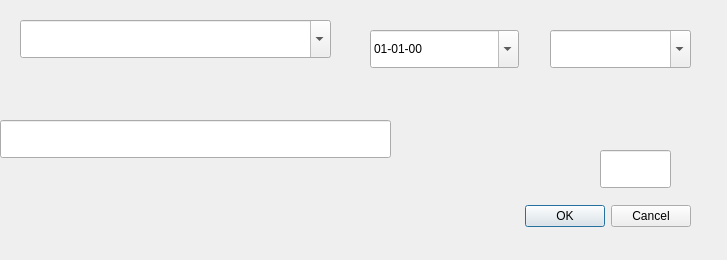
First picture: the form in historialPrecios.ui, repository waltermas-gitter/infomesas-gui, before the edit.
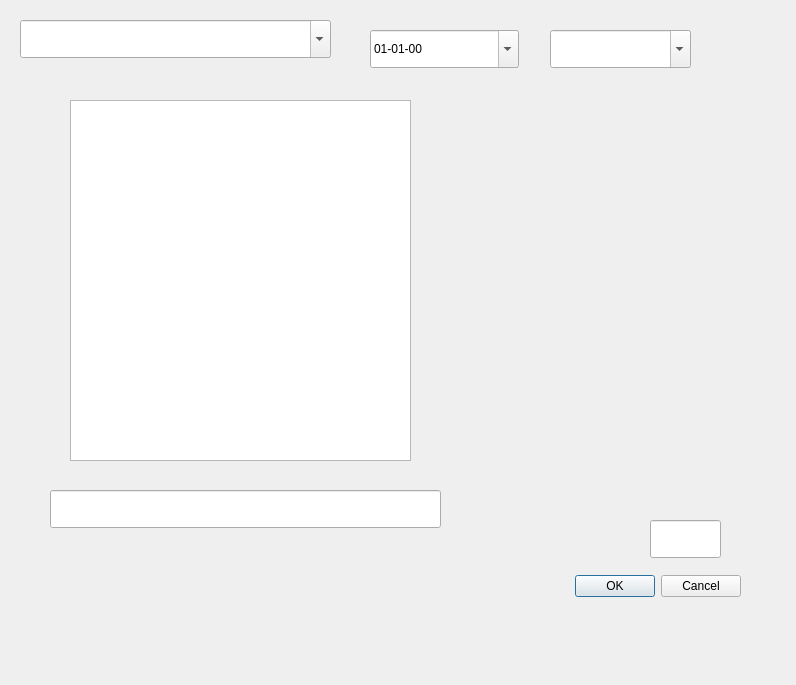
Second picture: the form after the edit.

Commit message: previo a agregar ventana intermedia de historial pedidos

What changed in the file:
```diff
--- a/historialPrecios.ui
+++ b/historialPrecios.ui
@@ -6,8 +6,8 @@
    <rect>
     <x>0</x>
     <y>0</y>
-    <width>727</width>
-    <height>260</height>
+    <width>796</width>
+    <height>685</height>
    </rect>
   </property>
   <property name="windowTitle">
@@ -16,8 +16,8 @@
   <widget class="QDialogButtonBox" name="dialogButtonBox">
    <property name="geometry">
     <rect>
-     <x>350</x>
-     <y>200</y>
+     <x>400</x>
+     <y>570</y>
      <width>341</width>
      <height>32</height>
     </rect>
@@ -48,8 +48,8 @@
   <widget class="QLineEdit" name="importeLineEdit">
    <property name="geometry">
     <rect>
-     <x>600</x>
-     <y>150</y>
+     <x>650</x>
+     <y>520</y>
      <width>71</width>
      <height>38</height>
     </rect>
@@ -61,8 +61,8 @@
   <widget class="QLineEdit" name="descripcionLineEdit">
    <property name="geometry">
     <rect>
-     <x>0</x>
-     <y>120</y>
+     <x>50</x>
+     <y>490</y>
      <width>391</width>
      <height>38</height>
     </rect>
@@ -97,6 +97,16 @@
     <bool>true</bool>
    </property>
   </widget>
+  <widget class="QTableWidget" name="historialPreciosTableWidget">
+   <property name="geometry">
+    <rect>
+     <x>70</x>
+     <y>100</y>
+     <width>341</width>
+     <height>361</height>
+    </rect>
+   </property>
+  </widget>
  </widget>
  <resources/>
  <connections>
```
The commit also changes 1 other file.
